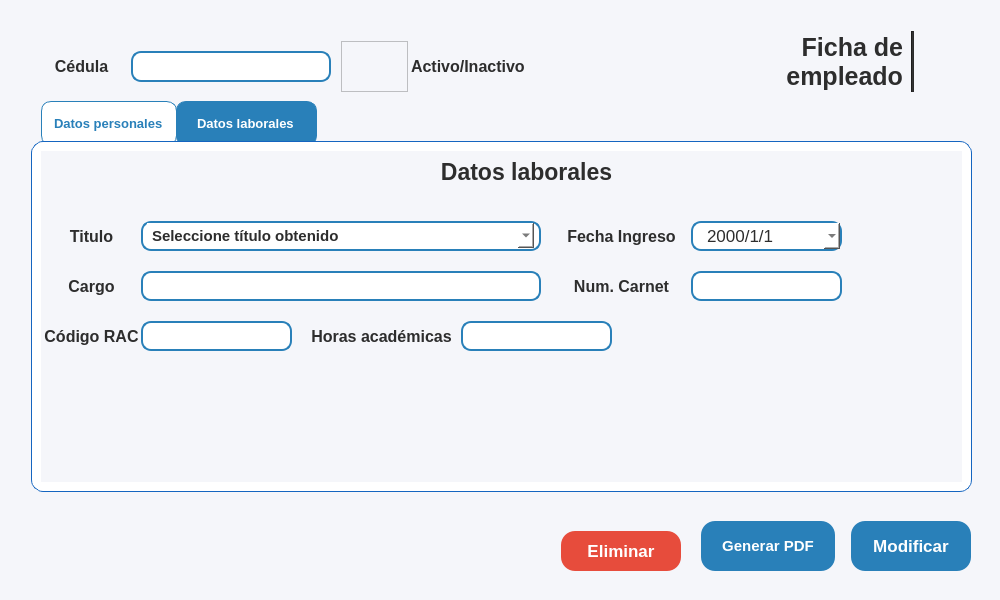
Before: the Qt Designer form resources/ui/ficha_emple.ui in Proyecto-Uptjaa/Proyecto_SIRA, drawn with Qt 5.
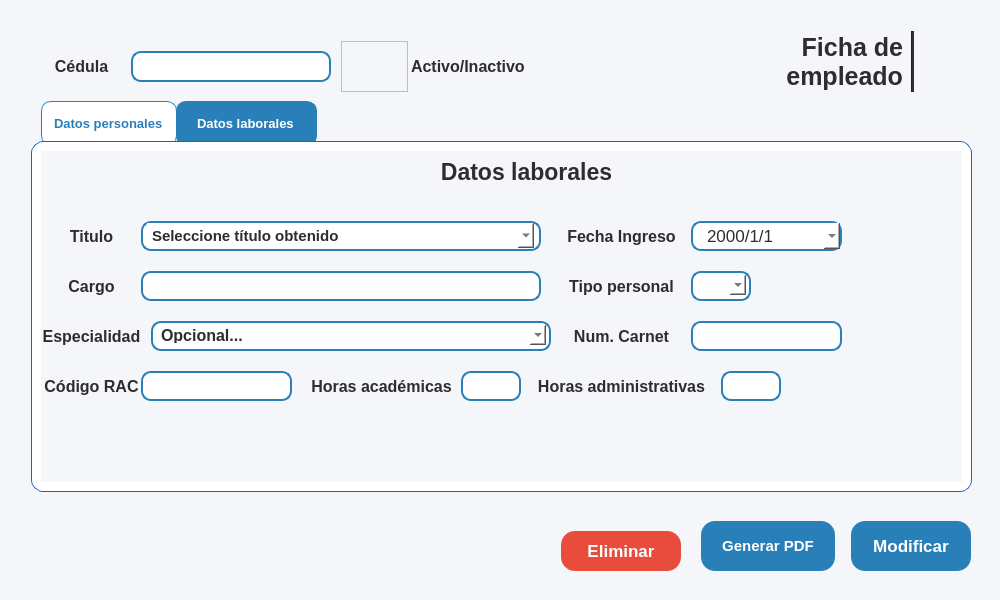
After: the same form once the commit is applied. The open tabs and pages were chosen to show the change. Icons and pictures are not drawn.

Commit message:
feat: Horas adm/acad, tipo personal y especialidad
- Campos opcionales para horas administrativas y academicas
- Cbx de especialidad (opcional)
- cbx Tipo de personal (A, D y O)
- Se usa tipo_personal= "D" para filtrar docentes disponibles en
  secciones.

```diff
--- a/resources/ui/ficha_emple.ui
+++ b/resources/ui/ficha_emple.ui
@@ -1445,7 +1445,7 @@
            <property name="geometry">
             <rect>
              <x>270</x>
-             <y>170</y>
+             <y>220</y>
              <width>141</width>
              <height>30</height>
             </rect>
@@ -1483,7 +1483,7 @@
            <property name="geometry">
             <rect>
              <x>-10</x>
-             <y>170</y>
+             <y>220</y>
              <width>121</width>
              <height>30</height>
             </rect>
@@ -1521,7 +1521,7 @@
            <property name="geometry">
             <rect>
              <x>100</x>
-             <y>170</y>
+             <y>220</y>
              <width>151</width>
              <height>30</height>
             </rect>
@@ -1560,54 +1560,11 @@
             <string/>
            </property>
           </widget>
-          <widget class="QLineEdit" name="lneHoras_ficha_emple">
-           <property name="geometry">
-            <rect>
-             <x>420</x>
-             <y>170</y>
-             <width>151</width>
-             <height>30</height>
-            </rect>
-           </property>
-           <property name="minimumSize">
-            <size>
-             <width>100</width>
-             <height>30</height>
-            </size>
-           </property>
-           <property name="maximumSize">
-            <size>
-             <width>300</width>
-             <height>30</height>
-            </size>
-           </property>
-           <property name="font">
-            <font>
-             <family>Segoe UI</family>
-             <pointsize>12</pointsize>
-            </font>
-           </property>
-           <property name="styleSheet">
-            <string notr="true"/>
-           </property>
-           <property name="text">
-            <string/>
-           </property>
-           <property name="maxLength">
-            <number>9</number>
-           </property>
-           <property name="alignment">
-            <set>Qt::AlignmentFlag::AlignLeading|Qt::AlignmentFlag::AlignLeft|Qt::AlignmentFlag::AlignVCenter</set>
-           </property>
-           <property name="placeholderText">
-            <string/>
-           </property>
-          </widget>
           <widget class="QLabel" name="lblStudent_fechaNac_repre_4">
            <property name="geometry">
             <rect>
              <x>520</x>
-             <y>120</y>
+             <y>170</y>
              <width>121</width>
              <height>30</height>
             </rect>
@@ -1645,7 +1602,7 @@
            <property name="geometry">
             <rect>
              <x>650</x>
-             <y>120</y>
+             <y>170</y>
              <width>151</width>
              <height>30</height>
             </rect>
@@ -1684,6 +1641,373 @@
             <string/>
            </property>
           </widget>
+          <widget class="QLineEdit" name="lneHoras_adm_ficha_emple">
+           <property name="geometry">
+            <rect>
+             <x>680</x>
+             <y>220</y>
+             <width>60</width>
+             <height>30</height>
+            </rect>
+           </property>
+           <property name="minimumSize">
+            <size>
+             <width>60</width>
+             <height>30</height>
+            </size>
+           </property>
+           <property name="maximumSize">
+            <size>
+             <width>300</width>
+             <height>30</height>
+            </size>
+           </property>
+           <property name="font">
+            <font>
+             <family>Segoe UI</family>
+             <pointsize>13</pointsize>
+            </font>
+           </property>
+           <property name="styleSheet">
+            <string notr="true"/>
+           </property>
+           <property name="text">
+            <string/>
+           </property>
+           <property name="maxLength">
+            <number>5</number>
+           </property>
+           <property name="alignment">
+            <set>Qt::AlignmentFlag::AlignLeading|Qt::AlignmentFlag::AlignLeft|Qt::AlignmentFlag::AlignVCenter</set>
+           </property>
+           <property name="placeholderText">
+            <string/>
+           </property>
+          </widget>
+          <widget class="QLineEdit" name="lneHoras_aca_ficha_emple">
+           <property name="geometry">
+            <rect>
+             <x>420</x>
+             <y>220</y>
+             <width>60</width>
+             <height>30</height>
+            </rect>
+           </property>
+           <property name="minimumSize">
+            <size>
+             <width>50</width>
+             <height>30</height>
+            </size>
+           </property>
+           <property name="maximumSize">
+            <size>
+             <width>300</width>
+             <height>30</height>
+            </size>
+           </property>
+           <property name="font">
+            <font>
+             <family>Segoe UI</family>
+             <pointsize>13</pointsize>
+            </font>
+           </property>
+           <property name="styleSheet">
+            <string notr="true"/>
+           </property>
+           <property name="text">
+            <string/>
+           </property>
+           <property name="maxLength">
+            <number>5</number>
+           </property>
+           <property name="alignment">
+            <set>Qt::AlignmentFlag::AlignLeading|Qt::AlignmentFlag::AlignLeft|Qt::AlignmentFlag::AlignVCenter</set>
+           </property>
+           <property name="placeholderText">
+            <string/>
+           </property>
+          </widget>
+          <widget class="QLabel" name="lblHoras_reg_emple_2">
+           <property name="geometry">
+            <rect>
+             <x>490</x>
+             <y>220</y>
+             <width>181</width>
+             <height>30</height>
+            </rect>
+           </property>
+           <property name="minimumSize">
+            <size>
+             <width>0</width>
+             <height>30</height>
+            </size>
+           </property>
+           <property name="maximumSize">
+            <size>
+             <width>16777215</width>
+             <height>30</height>
+            </size>
+           </property>
+           <property name="font">
+            <font>
+             <family>Segoe UI</family>
+             <pointsize>12</pointsize>
+             <bold>true</bold>
+            </font>
+           </property>
+           <property name="styleSheet">
+            <string notr="true">background-color: transparent;</string>
+           </property>
+           <property name="text">
+            <string>Horas administrativas</string>
+           </property>
+           <property name="alignment">
+            <set>Qt::AlignmentFlag::AlignCenter</set>
+           </property>
+          </widget>
+          <widget class="QFrame" name="frmTitulo_emple_3">
+           <property name="geometry">
+            <rect>
+             <x>110</x>
+             <y>170</y>
+             <width>400</width>
+             <height>30</height>
+            </rect>
+           </property>
+           <property name="minimumSize">
+            <size>
+             <width>400</width>
+             <height>30</height>
+            </size>
+           </property>
+           <property name="maximumSize">
+            <size>
+             <width>400</width>
+             <height>30</height>
+            </size>
+           </property>
+           <property name="styleSheet">
+            <string notr="true">QFrame{
+	background-color: white;
+	border: 2px solid #2980b9;
+	border-radius: 10px;
+}
+QComboBox QAbstractItemView {
+    border: 1px solid #ccc;
+    border-radius: 5px;
+    background-color: white;
+    color: #333;
+}
+</string>
+           </property>
+           <property name="frameShape">
+            <enum>QFrame::Shape::StyledPanel</enum>
+           </property>
+           <property name="frameShadow">
+            <enum>QFrame::Shadow::Raised</enum>
+           </property>
+           <widget class="QComboBox" name="cbxEspecialidad_ficha_emple">
+            <property name="geometry">
+             <rect>
+              <x>5</x>
+              <y>4</y>
+              <width>390</width>
+              <height>20</height>
+             </rect>
+            </property>
+            <property name="minimumSize">
+             <size>
+              <width>390</width>
+              <height>0</height>
+             </size>
+            </property>
+            <property name="maximumSize">
+             <size>
+              <width>390</width>
+              <height>30</height>
+             </size>
+            </property>
+            <property name="font">
+             <font>
+              <family>Segoe UI</family>
+              <pointsize>12</pointsize>
+              <bold>true</bold>
+             </font>
+            </property>
+            <property name="styleSheet">
+             <string notr="true">background-color: white;
+border: transparent;</string>
+            </property>
+            <property name="iconSize">
+             <size>
+              <width>10</width>
+              <height>10</height>
+             </size>
+            </property>
+            <item>
+             <property name="text">
+              <string>Opcional...</string>
+             </property>
+            </item>
+           </widget>
+          </widget>
+          <widget class="QLabel" name="lblEspecialidad_reg_emple">
+           <property name="geometry">
+            <rect>
+             <x>0</x>
+             <y>170</y>
+             <width>101</width>
+             <height>30</height>
+            </rect>
+           </property>
+           <property name="minimumSize">
+            <size>
+             <width>0</width>
+             <height>30</height>
+            </size>
+           </property>
+           <property name="maximumSize">
+            <size>
+             <width>16777215</width>
+             <height>30</height>
+            </size>
+           </property>
+           <property name="font">
+            <font>
+             <family>Segoe UI</family>
+             <pointsize>12</pointsize>
+             <bold>true</bold>
+            </font>
+           </property>
+           <property name="styleSheet">
+            <string notr="true">background-color: transparent;</string>
+           </property>
+           <property name="text">
+            <string>Especialidad</string>
+           </property>
+           <property name="alignment">
+            <set>Qt::AlignmentFlag::AlignCenter</set>
+           </property>
+          </widget>
+          <widget class="QLabel" name="lblHoras_reg_emple_3">
+           <property name="geometry">
+            <rect>
+             <x>520</x>
+             <y>120</y>
+             <width>121</width>
+             <height>30</height>
+            </rect>
+           </property>
+           <property name="minimumSize">
+            <size>
+             <width>0</width>
+             <height>30</height>
+            </size>
+           </property>
+           <property name="maximumSize">
+            <size>
+             <width>16777215</width>
+             <height>30</height>
+            </size>
+           </property>
+           <property name="font">
+            <font>
+             <family>Segoe UI</family>
+             <pointsize>12</pointsize>
+             <bold>true</bold>
+            </font>
+           </property>
+           <property name="styleSheet">
+            <string notr="true">background-color: transparent;</string>
+           </property>
+           <property name="text">
+            <string>Tipo personal</string>
+           </property>
+           <property name="alignment">
+            <set>Qt::AlignmentFlag::AlignCenter</set>
+           </property>
+          </widget>
+          <widget class="QFrame" name="frmTitulo_emple_4">
+           <property name="geometry">
+            <rect>
+             <x>650</x>
+             <y>120</y>
+             <width>60</width>
+             <height>30</height>
+            </rect>
+           </property>
+           <property name="minimumSize">
+            <size>
+             <width>60</width>
+             <height>30</height>
+            </size>
+           </property>
+           <property name="maximumSize">
+            <size>
+             <width>400</width>
+             <height>30</height>
+            </size>
+           </property>
+           <property name="styleSheet">
+            <string notr="true">QFrame{
+	background-color: white;
+	border: 2px solid #2980b9;
+	border-radius: 10px;
+}
+QComboBox QAbstractItemView {
+    border: 1px solid #ccc;
+    border-radius: 5px;
+    background-color: white;
+    color: #333;
+}
+</string>
+           </property>
+           <property name="frameShape">
+            <enum>QFrame::Shape::StyledPanel</enum>
+           </property>
+           <property name="frameShadow">
+            <enum>QFrame::Shadow::Raised</enum>
+           </property>
+           <widget class="QComboBox" name="cbxTipoPersonal_ficha_emple">
+            <property name="geometry">
+             <rect>
+              <x>5</x>
+              <y>4</y>
+              <width>50</width>
+              <height>20</height>
+             </rect>
+            </property>
+            <property name="minimumSize">
+             <size>
+              <width>50</width>
+              <height>0</height>
+             </size>
+            </property>
+            <property name="maximumSize">
+             <size>
+              <width>390</width>
+              <height>30</height>
+             </size>
+            </property>
+            <property name="font">
+             <font>
+              <family>Segoe UI</family>
+              <pointsize>12</pointsize>
+              <bold>true</bold>
+             </font>
+            </property>
+            <property name="styleSheet">
+             <string notr="true">background-color: white;
+border: transparent;</string>
+            </property>
+            <property name="iconSize">
+             <size>
+              <width>10</width>
+              <height>10</height>
+             </size>
+            </property>
+           </widget>
+          </widget>
          </widget>
         </widget>
        </item>
```
Left out of the diff: 2 changed lines with no effect on the pictures. The commit also changes 7 other files.
